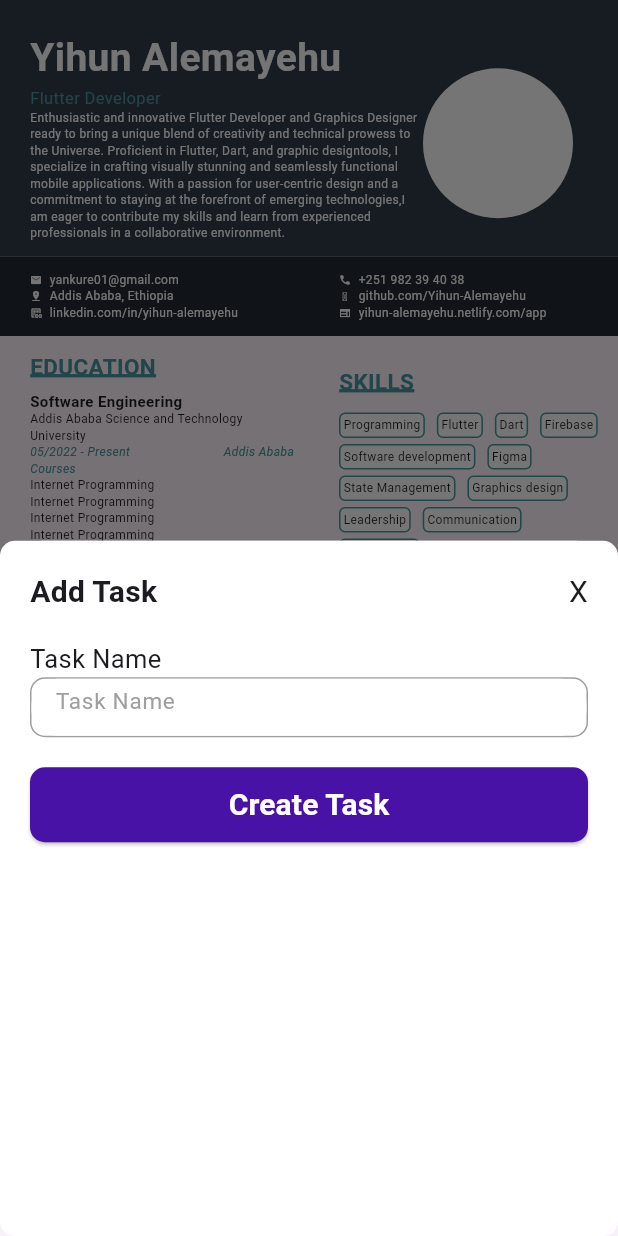
After one commit to Yihun-Alemayehu/Resume-builder, a Flutter app: the screen it shows after launch, after a tap on "Yihun Alemayehu", on a phone screen of 412 x 824 dp. The commit adds this screen. Run offline on Flutter 3.47's test engine with Material 3 defaults, Android fonts, the phone set to English and light mode, and no system bars; our stand-ins replace open_file, pdf; missing offline and left inert: flutter_pdfview.

Commit message:
[feat] : added interaction with temporary column

```diff
--- a/lib/screens/resume_template.dart
+++ b/lib/screens/resume_template.dart
@@ -1,5 +1,7 @@
+import 'package:flutter/cupertino.dart';
 import 'package:flutter/material.dart';
 import 'package:flutter/widgets.dart';
+import 'package:my_resume/widgets/create_task.dart';
 
 class ResumeTemplate extends StatefulWidget {
   const ResumeTemplate({super.key});
@@ -21,8 +23,15 @@ class _ResumeTemplateState extends State<ResumeTemplate> {
   }
 }
 
-class TemporaryColumn extends StatelessWidget {
+class TemporaryColumn extends StatefulWidget {
   const TemporaryColumn({super.key});
+
+  @override
+  State<TemporaryColumn> createState() => _TemporaryColumnState();
+}
+
+class _TemporaryColumnState extends State<TemporaryColumn> {
+  String fullName = 'Yihun Alemayehu';
 
   @override
   Widget build(BuildContext context) {
@@ -30,7 +39,7 @@ class TemporaryColumn extends StatelessWidget {
       children: [
         Container(
           color: const Color.fromARGB(255, 49, 60, 75),
-          child: const Padding(
+          child: Padding(
             padding: const EdgeInsets.only(right: 30, left: 20, top: 20),
             child: Row(
               crossAxisAlignment: CrossAxisAlignment.center,
@@ -39,12 +48,28 @@ class TemporaryColumn extends StatelessWidget {
                   child: Column(
                     crossAxisAlignment: CrossAxisAlignment.start,
                     children: [
-                      Text(
-                        'Yihun Alemayehu',
-                        style: TextStyle(
-                            color: Colors.white,
-                            fontSize: 26,
-                            fontWeight: FontWeight.bold),
+                      GestureDetector(
+                        onTap: () {
+                          showModalBottomSheet(
+                            context: context,
+                            builder: (context) {
+                              return CreateTask(
+                                fullName: (value) {
+                                  setState(() {
+                                    fullName = value;
+                                  });
+                                },
+                              );
+                            },
+                          );
+                        },
+                        child: Text(
+                          fullName,
+                          style: TextStyle(
+                              color: Colors.white,
+                              fontSize: 26,
+                              fontWeight: FontWeight.bold),
+                        ),
                       ),
                       Text(
                         'Flutter Developer',
@@ -300,10 +325,12 @@ class TemporaryColumn extends StatelessWidget {
                                 style: TextStyle(
                                   fontSize: 8,
                                 )),
-                            Text('Internet Programming',
-                                style: TextStyle(
-                                  fontSize: 8,
-                                ),),
+                            Text(
+                              'Internet Programming',
+                              style: TextStyle(
+                                fontSize: 8,
+                              ),
+                            ),
                             // const Row(
                             //   children: [
                             //     const Text(
--- /dev/null
+++ b/lib/widgets/container_decoration.dart
@@ -0,0 +1,26 @@
+import 'package:flutter/material.dart';
+
+class ContainerDecoration extends StatelessWidget {
+  const ContainerDecoration({
+    super.key,
+    required this.child,
+  });
+
+  final Widget child;
+
+  @override
+  Widget build(BuildContext context) {
+    return Container(
+      height: 40,
+      decoration: BoxDecoration(
+        borderRadius: BorderRadius.circular(10),
+        border: Border.all(
+          color: Colors.grey,
+          width: 1,
+        ),
+        color: Colors.white,
+      ),
+      child: child,
+    );
+  }
+}
--- /dev/null
+++ b/lib/widgets/create_task.dart
@@ -0,0 +1,101 @@
+import 'package:flutter/material.dart';
+import 'package:my_resume/widgets/container_decoration.dart';
+
+class CreateTask extends StatefulWidget {
+  final Function(String) fullName;
+  const CreateTask({
+    super.key, required this.fullName,
+  });
+
+  @override
+  State<CreateTask> createState() => _CreateTaskState();
+}
+
+class _CreateTaskState extends State<CreateTask> {
+  final TextEditingController _textController = TextEditingController();
+
+  @override
+  Widget build(BuildContext context) {
+    return Container(
+      decoration: BoxDecoration(
+        color: Colors.white,
+        borderRadius: BorderRadius.circular(10),
+      ),
+      // color: Colors.white,
+      child: Padding(
+        padding: EdgeInsets.symmetric(vertical: 20, horizontal: 20),
+        child: Column(
+          crossAxisAlignment: CrossAxisAlignment.start,
+          children: [
+            Row(
+              children: [
+                const Text('Add Task',
+                    style: TextStyle(
+                      fontSize: 20,
+                      fontWeight: FontWeight.bold,
+                    )),
+                const Spacer(),
+                Text(
+                  'X',
+                  style: TextStyle(
+                    fontSize: 20,
+                  ),
+                ),
+              ],
+            ),
+            SizedBox(height: 18),
+            Form(
+              child: Column(
+                crossAxisAlignment: CrossAxisAlignment.start,
+                children: [
+                  const Text(
+                    'Task Name',
+                    style: TextStyle(fontSize: 17),
+                  ),
+                  ContainerDecoration(
+                    child: TextFormField(
+                      controller: _textController,
+                      decoration: InputDecoration(
+                        hintText: 'Task Name',
+                        hintStyle:
+                            const TextStyle(fontSize: 15, color: Colors.grey),
+                        fillColor: Colors.white,
+                        filled: true,
+                        border: OutlineInputBorder(
+                          borderRadius: BorderRadius.circular(17),
+                          borderSide: BorderSide.none,
+                        ),
+                      ),
+                    ),
+                  ),
+                  SizedBox(height: 20),
+                  ElevatedButton(
+                      style: ElevatedButton.styleFrom(
+                        fixedSize:
+                            Size(MediaQuery.of(context).size.width, 50),
+                        shape: RoundedRectangleBorder(
+                          borderRadius: BorderRadius.circular(10),
+                        ),
+                        backgroundColor: const Color.fromARGB(255, 73, 18, 167),
+                        foregroundColor: Colors.white,
+                      ),
+                      onPressed: () {
+                        widget.fullName(_textController.text);
+                        Navigator.pop(context);
+                      },
+                      child: const Text(
+                        'Create Task',
+                        style: TextStyle(
+                          fontSize: 20,
+                          fontWeight: FontWeight.w600,
+                        ),
+                      ))
+                ],
+              ),
+            )
+          ],
+        ),
+      ),
+    );
+  }
+}
```
Also changed, not shown: pubspec.yaml (+1 -6 lines).
